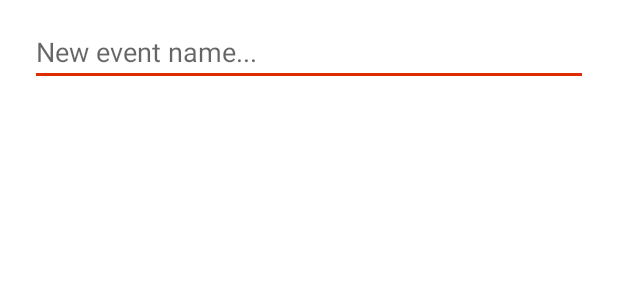
After one commit to FrederikBuur/my-health-tracker-android, an Android app: the layout dialog_rename_template.xml on its own in the app's theme, with its tools: preview values and no code run, on a phone screen of 412 x 824 dp. The commit adds this screen. Shown: the top 300 px of the screen. Run offline under Robolectric (Android 15) with nearby library versions, the phone set to English and light mode, and no system bars.

Commit message:
Add context menu on template long click

```diff
--- /dev/null
+++ b/app/src/main/res/layout/dialog_rename_template.xml
@@ -0,0 +1,20 @@
+<?xml version="1.0" encoding="utf-8"?>
+<androidx.constraintlayout.widget.ConstraintLayout xmlns:android="http://schemas.android.com/apk/res/android"
+    android:layout_width="match_parent"
+    android:layout_height="wrap_content"
+    xmlns:app="http://schemas.android.com/apk/res-auto">
+
+    <androidx.appcompat.widget.AppCompatEditText
+        android:id="@+id/renameTemplateInput"
+        android:layout_width="match_parent"
+        android:layout_height="wrap_content"
+        android:layout_marginHorizontal="20dp"
+        android:layout_marginVertical="12dp"
+        android:hint="New event name..."
+        android:maxLines="1"
+        app:layout_constraintStart_toStartOf="parent"
+        app:layout_constraintEnd_toEndOf="parent"
+        app:layout_constraintTop_toTopOf="parent"
+        app:layout_constraintBottom_toBottomOf="parent"/>
+
+</androidx.constraintlayout.widget.ConstraintLayout>
```
Also changed, not shown: app/src/main/java/com/fbuur/myhealthtracker/data/RegistrationViewModel.kt (+14 -0 lines), app/src/main/java/com/fbuur/myhealthtracker/pages/events/EventsFragment.kt (+50 -29 lines), app/src/main/java/com/fbuur/myhealthtracker/pages/events/quickregister/QuickRegisterAdapter.kt (+27 -6 lines), app/src/main/java/com/fbuur/myhealthtracker/util/MyDialog.kt (added, +32 -0 lines), app/src/main/res/layout/item_event.xml (+12 -12 lines), app/src/main/res/menu/quick_register_menu.xml (added, +12 -0 lines).
